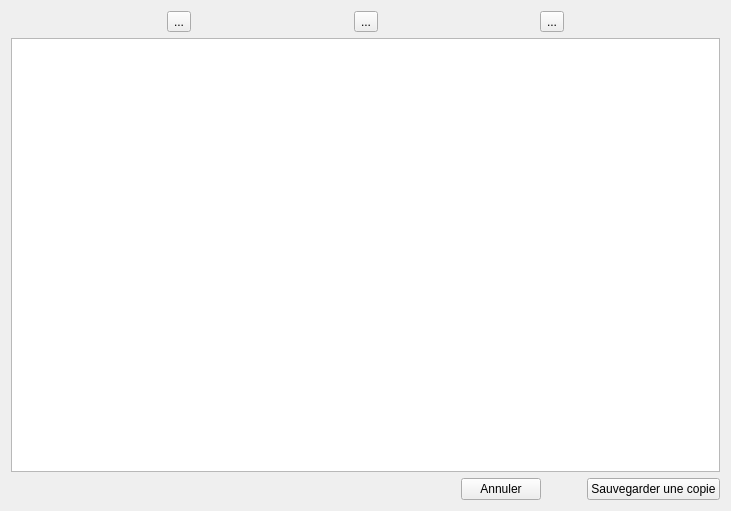
This is widgets/editeurimage.ui in GLTron3000/IHM_Photos as Qt 5 draws it before an edit. The edited form follows.
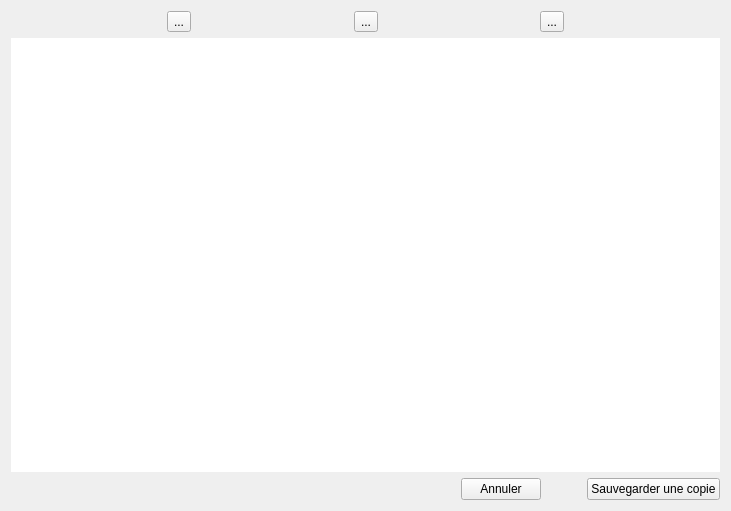
This is the edited form. Icons and pictures are not drawn.

```diff
--- a/widgets/editeurimage.ui
+++ b/widgets/editeurimage.ui
@@ -110,7 +110,17 @@
         </layout>
        </item>
        <item row="1" column="0">
-        <widget class="QGraphicsView" name="gView"/>
+        <widget class="QGraphicsView" name="gView">
+         <property name="autoFillBackground">
+          <bool>false</bool>
+         </property>
+         <property name="frameShape">
+          <enum>QFrame::NoFrame</enum>
+         </property>
+         <property name="frameShadow">
+          <enum>QFrame::Sunken</enum>
+         </property>
+        </widget>
        </item>
       </layout>
      </item>
```
Left out of the diff: 6 changed lines with no effect on the pictures.
